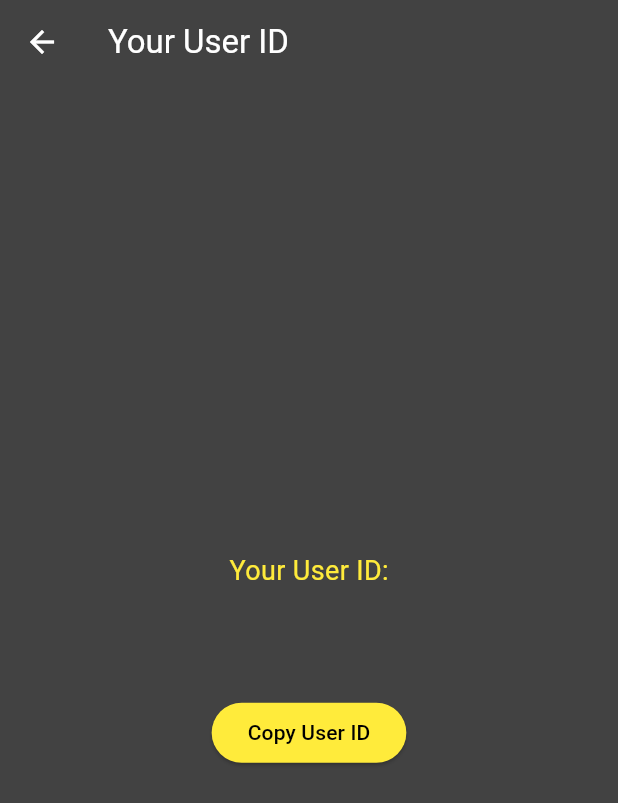
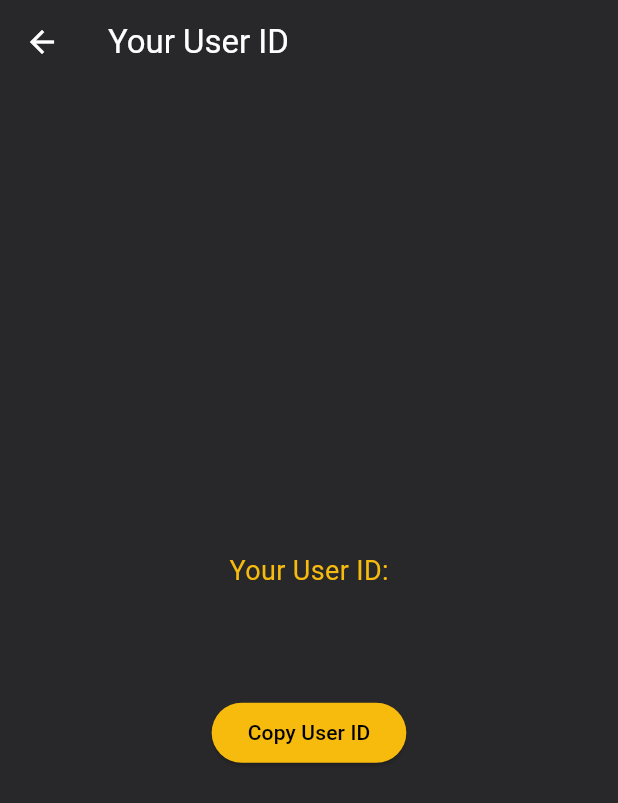
Before and after one commit to RafaelMarian/Project-GymApp_Flutter, a Flutter app: the UserIdPage screen opened directly with empty values, on a phone screen of 412 x 824 dp. Shown: the top 803 px of the screen. Run offline on Flutter 3.47's test engine with Material 3 defaults, Android fonts, the phone set to English and light mode, and no system bars; our stand-ins replace cloud_firestore, firebase_auth, firebase_core, shared_preferences; accounts and stored records are empty.

Commit message:
update user id

```diff
--- a/lib/user_id_page.dart
+++ b/lib/user_id_page.dart
@@ -11,9 +11,9 @@ class UserIdPage extends StatelessWidget {
     return Scaffold(
       appBar: AppBar(
         title: const Text('Your User ID'),
-        backgroundColor: Colors.grey[800],
+        backgroundColor: Color.fromARGB(255, 40, 39, 41),
       ),
-      backgroundColor: Colors.grey[800],
+      backgroundColor: Color.fromARGB(255, 40, 39, 41),
       body: Center(
         child: Padding(
           padding: const EdgeInsets.all(16.0),
@@ -22,12 +22,12 @@ class UserIdPage extends StatelessWidget {
             children: [
               const Text(
                 'Your User ID:',
-                style: TextStyle(fontSize: 18, color: Colors.yellow),
+                style: TextStyle(fontSize: 18, color: Color(0xFFF7BB0E)),
               ),
               const SizedBox(height: 10),
               SelectableText(
                 userId,
-                style: const TextStyle(fontSize: 24, color: Colors.yellow),
+                style: const TextStyle(fontSize: 24, color: Color(0xFFF7BB0E)),
               ),
               const SizedBox(height: 20),
               ElevatedButton(
@@ -38,7 +38,7 @@ class UserIdPage extends StatelessWidget {
                   );
                 },
                 style: ElevatedButton.styleFrom(
-                  backgroundColor: Colors.yellow,
+                  backgroundColor: Color(0xFFF7BB0E),
                 ),
                 child: const Text('Copy User ID'),
               ),
```
Also changed, not shown: 1 other file.
